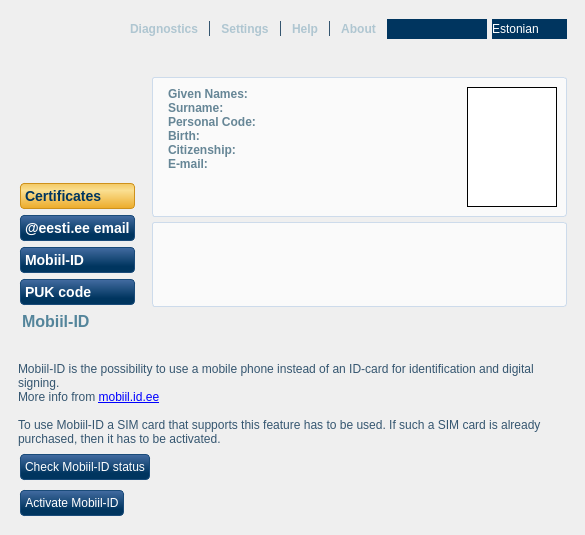
First picture: the form in src/MainWindow.ui, repository open-eid/qesteidutil, before the edit.
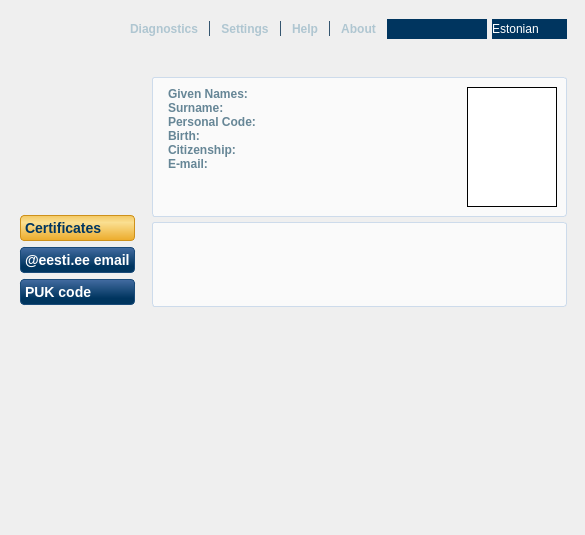
Second picture: the form after the edit. The open tabs and pages were chosen to show the change. Icons and pictures are not drawn. Custom widgets are drawn as their Qt base class.

Commit message:
Remove deprecate Mobile-ID service options
IB-4888

Diff of the .ui file:
```diff
--- a/src/MainWindow.ui
+++ b/src/MainWindow.ui
@@ -73,7 +73,7 @@
 background-color: qlineargradient(x1: 0, y1: 0, x2: 0, y2: 1, stop: 0 #A3AFC0, stop: 0.75 #80909D);
 border: 0px;
  }
-#buttonCert, #buttonEmail, #buttonMobile, #buttonPuk {
+#buttonCert, #buttonEmail, #buttonPuk {
 font-weight: bold;
 font-size: 14px;
 text-align: left;
@@ -141,7 +141,7 @@
 
 #dataWidget { padding-top: 5px; }
 
-#signLabel, #authLabel, #emailLabel, #emailStatusLabel, #mobileLabel, #mobileStatusLabel, #PUKLabel, #PIN1ChangeLabel, #PIN2ChangeLabel, #PUKChangeLabel
+#signLabel, #authLabel, #emailLabel, #emailStatusLabel, #PUKLabel, #PIN1ChangeLabel, #PIN2ChangeLabel, #PUKChangeLabel
 {
 color: #54859b;
 font-weight: bold;
@@ -430,19 +430,6 @@
            </property>
           </widget>
          </item>
-         <item>
-          <widget class="QPushButton" name="buttonMobile">
-           <property name="text">
-            <string>Mobiil-ID</string>
-           </property>
-           <property name="checkable">
-            <bool>true</bool>
-           </property>
-           <property name="flat">
-            <bool>true</bool>
-           </property>
-          </widget>
-         </item>
          <item>
           <widget class="QPushButton" name="buttonPuk">
            <property name="text">
@@ -1277,148 +1264,6 @@
           </item>
          </layout>
         </widget>
-        <widget class="QWidget" name="pageMobile">
-         <layout class="QVBoxLayout" name="pageMobileLayout">
-          <property name="leftMargin">
-           <number>0</number>
-          </property>
-          <property name="topMargin">
-           <number>0</number>
-          </property>
-          <property name="rightMargin">
-           <number>0</number>
-          </property>
-          <property name="bottomMargin">
-           <number>0</number>
-          </property>
-          <item>
-           <widget class="QLabel" name="mobileLabel">
-            <property name="text">
-             <string>Mobiil-ID</string>
-            </property>
-           </widget>
-          </item>
-          <item>
-           <widget class="QLabel" name="mobileStatus">
-            <property name="wordWrap">
-             <bool>true</bool>
-            </property>
-           </widget>
-          </item>
-          <item>
-           <widget class="QWidget" name="checkMobileFrame" native="true">
-            <layout class="QGridLayout" name="checkMobileFrameLayout">
-             <property name="leftMargin">
-              <number>0</number>
-             </property>
-             <property name="topMargin">
-              <number>0</number>
-             </property>
-             <property name="rightMargin">
-              <number>0</number>
-             </property>
-             <property name="bottomMargin">
-              <number>0</number>
-             </property>
-             <item row="0" column="0" colspan="2">
-              <widget class="QLabel" name="mobileInfo">
-               <property name="text">
-                <string>Mobiil-ID is the possibility to use a mobile phone instead of an ID-card for identification and digital signing.&lt;br /&gt;More info from &lt;a href=&quot;http://mobiil.id.ee&quot;&gt;mobiil.id.ee&lt;/a&gt;&lt;br /&gt;&lt;br /&gt;
-To use Mobiil-ID a SIM card that supports this feature has to be used. If such a SIM card is already purchased, then it has to be activated.</string>
-               </property>
-               <property name="wordWrap">
-                <bool>true</bool>
-               </property>
-               <property name="openExternalLinks">
-                <bool>true</bool>
-               </property>
-               <property name="textInteractionFlags">
-                <set>Qt::LinksAccessibleByKeyboard|Qt::LinksAccessibleByMouse</set>
-               </property>
-              </widget>
-             </item>
-             <item row="1" column="0">
-              <widget class="QPushButton" name="checkMobile">
-               <property name="text">
-                <string>Check Mobiil-ID status</string>
-               </property>
-               <property name="flat">
-                <bool>true</bool>
-               </property>
-              </widget>
-             </item>
-             <item row="1" column="1">
-              <spacer name="checkMobileSpacer">
-               <property name="orientation">
-                <enum>Qt::Horizontal</enum>
-               </property>
-               <property name="sizeHint" stdset="0">
-                <size>
-                 <width>385</width>
-                 <height>20</height>
-                </size>
-               </property>
-              </spacer>
-             </item>
-            </layout>
-           </widget>
-          </item>
-          <item>
-           <widget class="QWidget" name="mobileActivateFrame" native="true">
-            <layout class="QHBoxLayout" name="mobileActivateLayout">
-             <property name="leftMargin">
-              <number>0</number>
-             </property>
-             <property name="topMargin">
-              <number>0</number>
-             </property>
-             <property name="rightMargin">
-              <number>0</number>
-             </property>
-             <property name="bottomMargin">
-              <number>0</number>
-             </property>
-             <item>
-              <widget class="QPushButton" name="mobileActivate">
-               <property name="text">
-                <string>Activate Mobiil-ID</string>
-               </property>
-               <property name="flat">
-                <bool>true</bool>
-               </property>
-              </widget>
-             </item>
-             <item>
-              <spacer name="mobileActivateSpacer">
-               <property name="orientation">
-                <enum>Qt::Horizontal</enum>
-               </property>
-               <property name="sizeHint" stdset="0">
-                <size>
-                 <width>434</width>
-                 <height>20</height>
-                </size>
-               </property>
-              </spacer>
-             </item>
-            </layout>
-           </widget>
-          </item>
-          <item>
-           <spacer name="mobileSpacer">
-            <property name="orientation">
-             <enum>Qt::Vertical</enum>
-            </property>
-            <property name="sizeHint" stdset="0">
-             <size>
-              <width>115</width>
-              <height>15</height>
-             </size>
-            </property>
-           </spacer>
-          </item>
-         </layout>
-        </widget>
         <widget class="QWidget" name="pagePuk">
          <layout class="QGridLayout" name="pagePukLayout">
           <property name="leftMargin">
```
Left out of the diff: 18 changed lines with no effect on the pictures. The commit also changes 9 other files.
